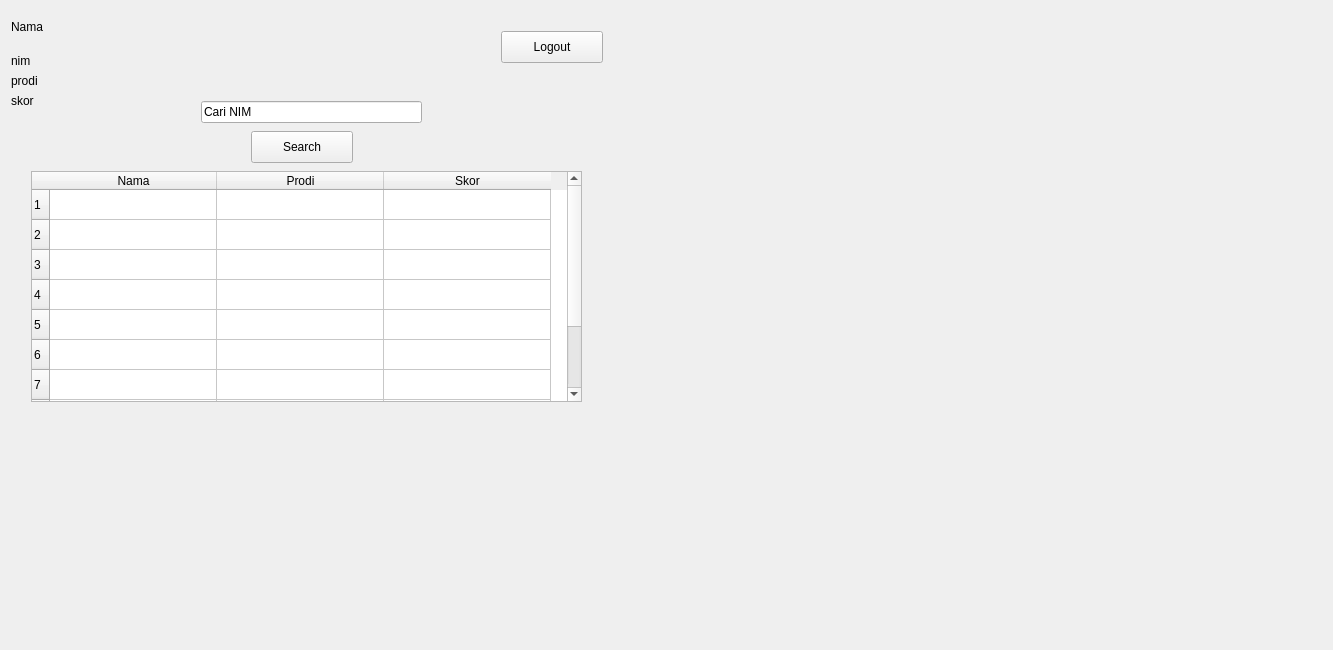
First picture: the form in main.ui, repository Najer-jril/app1, before the edit.
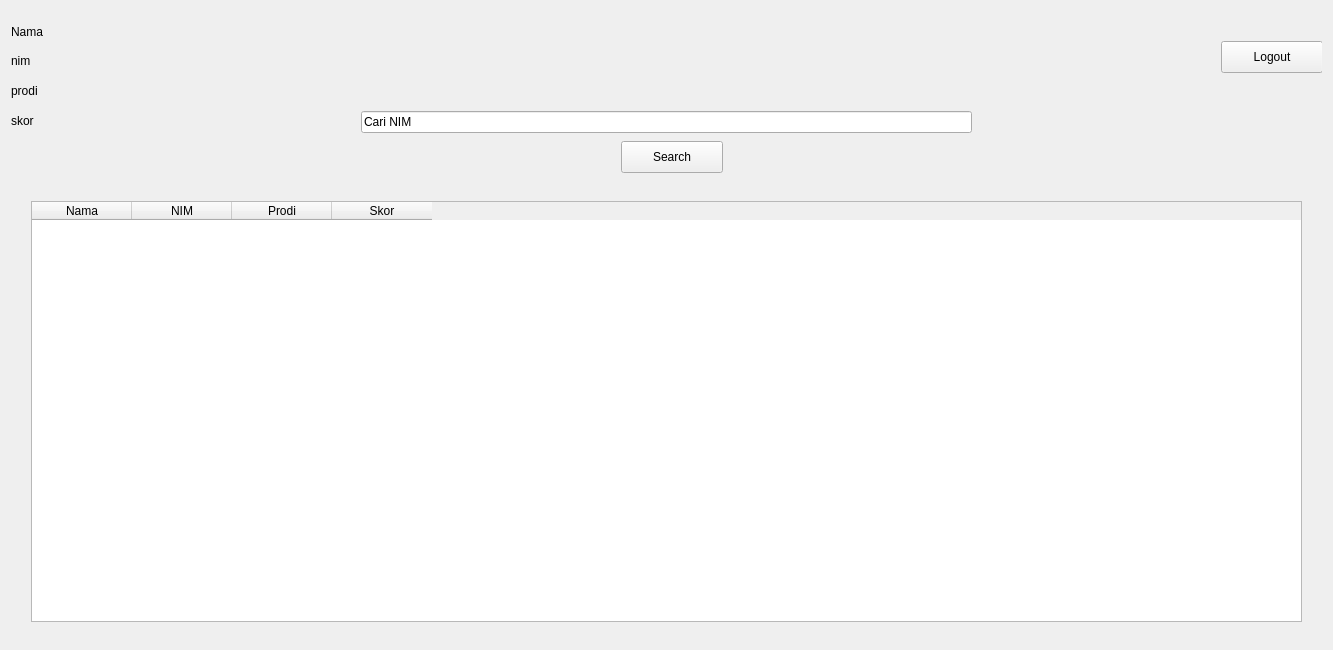
Second picture: the form after the edit. The open tabs and pages were chosen to show the change. Custom widgets are drawn as their Qt base class.

```diff
--- a/main.ui
+++ b/main.ui
@@ -350,8 +350,8 @@
       <widget class="PushButton" name="PushButton_12">
        <property name="geometry">
         <rect>
-         <x>240</x>
-         <y>120</y>
+         <x>610</x>
+         <y>130</y>
          <width>102</width>
          <height>32</height>
         </rect>
@@ -363,8 +363,8 @@
       <widget class="PushButton" name="btn_logout">
        <property name="geometry">
         <rect>
-         <x>490</x>
-         <y>20</y>
+         <x>1210</x>
+         <y>30</y>
          <width>102</width>
          <height>32</height>
         </rect>
@@ -382,9 +382,9 @@
       <widget class="QLineEdit" name="leditSearchNIM_6">
        <property name="geometry">
         <rect>
-         <x>190</x>
-         <y>90</y>
-         <width>221</width>
+         <x>350</x>
+         <y>100</y>
+         <width>611</width>
          <height>22</height>
         </rect>
        </property>
@@ -397,8 +397,8 @@
         <rect>
          <x>0</x>
          <y>0</y>
-         <width>91</width>
-         <height>31</height>
+         <width>1201</width>
+         <height>41</height>
         </rect>
        </property>
        <property name="text">
@@ -409,8 +409,8 @@
        <property name="geometry">
         <rect>
          <x>0</x>
-         <y>60</y>
-         <width>63</width>
+         <y>70</y>
+         <width>241</width>
          <height>19</height>
         </rect>
        </property>
@@ -422,8 +422,8 @@
        <property name="geometry">
         <rect>
          <x>0</x>
-         <y>80</y>
-         <width>63</width>
+         <y>100</y>
+         <width>251</width>
          <height>19</height>
         </rect>
        </property>
@@ -436,7 +436,7 @@
         <rect>
          <x>0</x>
          <y>40</y>
-         <width>63</width>
+         <width>111</width>
          <height>19</height>
         </rect>
        </property>
@@ -444,69 +444,28 @@
         <string>nim</string>
        </property>
       </widget>
-      <widget class="TableWidget" name="TableWidget">
+      <widget class="QTableWidget" name="tableWidget">
        <property name="geometry">
         <rect>
          <x>20</x>
-         <y>160</y>
-         <width>551</width>
-         <height>231</height>
+         <y>190</y>
+         <width>1271</width>
+         <height>421</height>
         </rect>
        </property>
-       <property name="mouseTracking">
-        <bool>true</bool>
+       <property name="styleSheet">
+        <string notr="true">font: 15pt &quot;Rockwell&quot;;</string>
        </property>
-       <property name="autoFillBackground">
-        <bool>false</bool>
-       </property>
-       <property name="verticalScrollBarPolicy">
-        <enum>Qt::ScrollBarAlwaysOn</enum>
-       </property>
-       <property name="editTriggers">
-        <set>QAbstractItemView::DoubleClicked</set>
-       </property>
-       <property name="selectionBehavior">
-        <enum>QAbstractItemView::SelectItems</enum>
-       </property>
-       <property name="showGrid">
-        <bool>true</bool>
-       </property>
-       <property name="sortingEnabled">
-        <bool>true</bool>
-       </property>
-       <property name="rowCount">
-        <number>10</number>
-       </property>
-       <attribute name="horizontalHeaderCascadingSectionResizes">
-        <bool>false</bool>
-       </attribute>
-       <attribute name="horizontalHeaderDefaultSectionSize">
-        <number>167</number>
-       </attribute>
-       <attribute name="horizontalHeaderShowSortIndicator" stdset="0">
-        <bool>true</bool>
-       </attribute>
-       <attribute name="verticalHeaderMinimumSectionSize">
-        <number>20</number>
-       </attribute>
-       <attribute name="verticalHeaderDefaultSectionSize">
-        <number>30</number>
-       </attribute>
-       <row/>
-       <row/>
-       <row/>
-       <row/>
-       <row/>
-       <row/>
-       <row/>
-       <row/>
-       <row/>
-       <row/>
        <column>
         <property name="text">
          <string>Nama</string>
         </property>
        </column>
+       <column>
+        <property name="text">
+         <string>NIM</string>
+        </property>
+       </column>
        <column>
         <property name="text">
          <string>Prodi</string>
@@ -810,11 +769,6 @@
    <extends>LineEdit</extends>
    <header>qfluentwidgets</header>
   </customwidget>
-  <customwidget>
-   <class>TableWidget</class>
-   <extends>QTableWidget</extends>
-   <header>qfluentwidgets</header>
-  </customwidget>
  </customwidgets>
  <resources/>
  <connections/>
```
Left out of the diff: 10 changed lines with no effect on the pictures.
